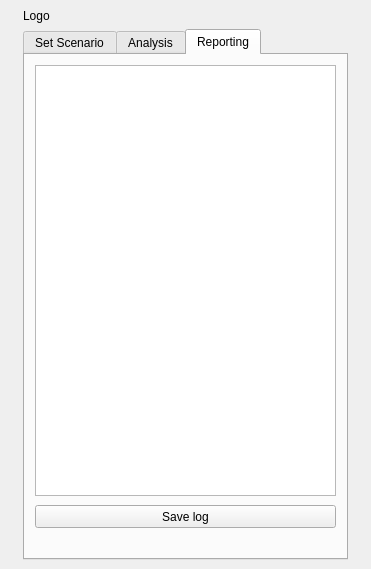
This is Evacu8/Evacu8/Evacu8_dockwidget_base.ui in fhb1990/GEO1005 as Qt 5 draws it before an edit. The edited form follows.
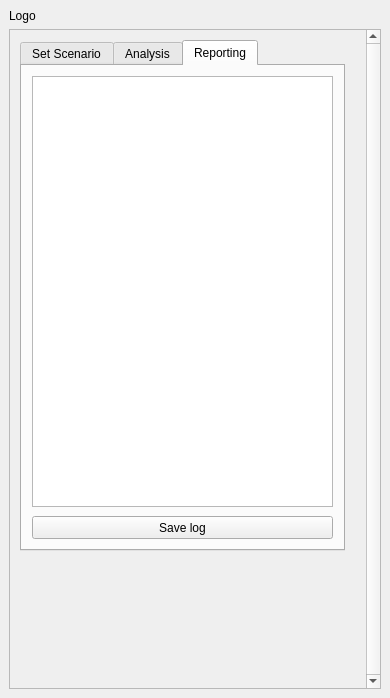
This is the edited form. The open tabs and pages were chosen to show the change.

```diff
--- a/Evacu8/Evacu8/Evacu8_dockwidget_base.ui
+++ b/Evacu8/Evacu8/Evacu8_dockwidget_base.ui
@@ -6,8 +6,8 @@
    <rect>
     <x>0</x>
     <y>0</y>
-    <width>371</width>
-    <height>569</height>
+    <width>390</width>
+    <height>698</height>
    </rect>
   </property>
   <property name="maximumSize">
@@ -32,7 +32,43 @@
      </widget>
     </item>
     <item row="1" column="0">
+     <widget class="QScrollArea" name="scrollArea">
+      <property name="minimumSize">
+       <size>
+        <width>368</width>
+        <height>0</height>
+       </size>
+      </property>
+      <property name="layoutDirection">
+       <enum>Qt::LeftToRight</enum>
+      </property>
+      <property name="verticalScrollBarPolicy">
+       <enum>Qt::ScrollBarAlwaysOn</enum>
+      </property>
+      <property name="horizontalScrollBarPolicy">
+       <enum>Qt::ScrollBarAsNeeded</enum>
+      </property>
+      <property name="widgetResizable">
+       <bool>false</bool>
+      </property>
+      <widget class="QWidget" name="scrollAreaWidgetContents_3">
+       <property name="geometry">
+        <rect>
+         <x>0</x>
+         <y>0</y>
+         <width>345</width>
+         <height>534</height>
+        </rect>
+       </property>
      <widget class="QTabWidget" name="tabs">
+        <property name="geometry">
+         <rect>
+          <x>10</x>
+          <y>10</y>
+          <width>325</width>
+          <height>511</height>
+         </rect>
+        </property>
       <property name="minimumSize">
        <size>
         <width>325</width>
@@ -41,12 +77,21 @@
       </property>
       <property name="maximumSize">
        <size>
-        <width>325</width>
+          <width>235</width>
         <height>16777215</height>
        </size>
       </property>
+        <property name="mouseTracking">
+         <bool>false</bool>
+        </property>
       <property name="currentIndex">
-       <number>0</number>
+         <number>2</number>
+        </property>
+        <property name="usesScrollButtons">
+         <bool>true</bool>
+        </property>
+        <property name="movable">
+         <bool>false</bool>
       </property>
       <widget class="QWidget" name="tab_1">
        <attribute name="title">
@@ -952,7 +997,7 @@
          </rect>
         </property>
        </widget>
-       <widget class="QPushButton" name="pushButton">
+         <widget class="QPushButton" name="savelog">
         <property name="geometry">
          <rect>
           <x>10</x>
@@ -964,6 +1009,8 @@
         <property name="text">
          <string>Save log</string>
         </property>
+         </widget>
+        </widget>
        </widget>
       </widget>
      </widget>
```
Lines whose indentation alone changed are shown as unchanged.
